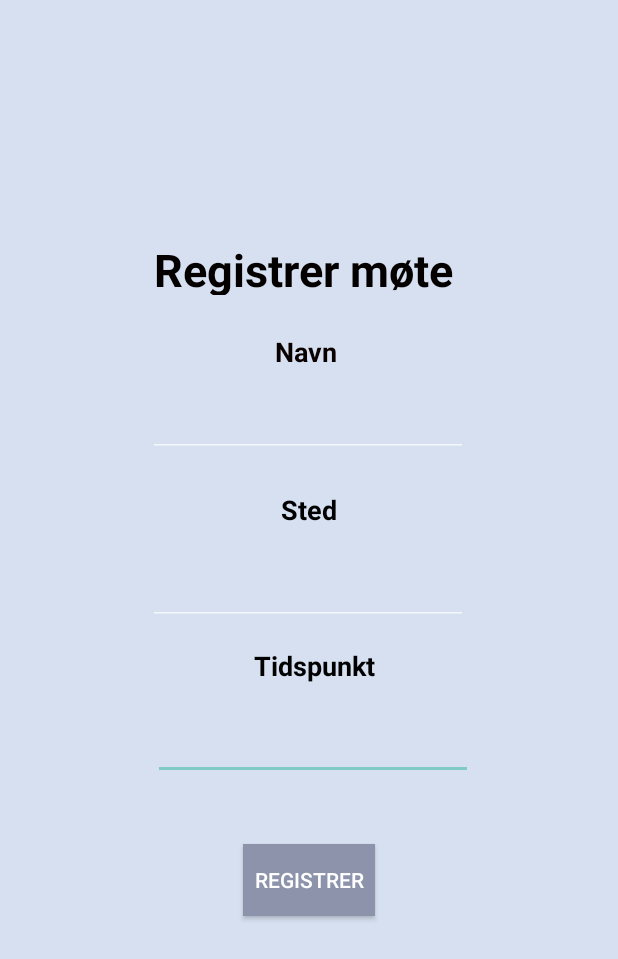
After one commit to synneangell/Android-Meetingbooker, an Android app: the Registrer_Mote screen opened directly, with no data from a screen before it, on a phone screen of 412 x 824 dp. The commit adds this screen. Shown: the top 959 px of the screen. Run offline under Robolectric (Android 15) with nearby library versions, the phone set to English and light mode, and no system bars.

Commit message:
Registrer møte og knapp

```diff
--- a/app/build.gradle
+++ b/app/build.gradle
@@ -26,6 +26,7 @@ dependencies {
     implementation fileTree(dir: "libs", include: ["*.jar"])
     implementation 'androidx.appcompat:appcompat:1.2.0'
     implementation 'androidx.constraintlayout:constraintlayout:2.0.1'
+    implementation 'com.google.android.material:material:1.2.0'
     testImplementation 'junit:junit:4.12'
     androidTestImplementation 'androidx.test.ext:junit:1.1.2'
     androidTestImplementation 'androidx.test.espresso:espresso-core:3.3.0'
--- a/app/src/main/AndroidManifest.xml
+++ b/app/src/main/AndroidManifest.xml
@@ -20,6 +20,8 @@
         </activity>
         <activity android:name=".Aktivitet_MoteInnhold">
         </activity>
+        <activity android:name=".Registrer_Mote">
+        </activity>
     </application>
 
 </manifest>
--- a/app/src/main/java/com/example/s331153s333975mappe2/Fragment_MoteInnhold.java
+++ b/app/src/main/java/com/example/s331153s333975mappe2/Fragment_MoteInnhold.java
@@ -27,7 +27,7 @@ public class Fragment_MoteInnhold extends Fragment {
         if(moteInnholdVindu != null){
             WebView mote = (WebView) moteInnholdVindu.findViewById(R.id.innholdMote);
             File imgFile = new File("file:///android_asset/" + scriptnavn);
-            mote.loadUrl("file:///android_assets/" + scriptnavn);
+            mote.loadUrl("file:///android_asset/" + scriptnavn);
         }
         return moteInnholdVindu;
     }
--- /dev/null
+++ b/app/src/main/java/com/example/s331153s333975mappe2/Registrer_Mote.java
@@ -0,0 +1,24 @@
+package com.example.s331153s333975mappe2;
+
+import android.os.Bundle;
+import android.util.Log;
+import android.widget.EditText;
+
+import androidx.appcompat.app.AppCompatActivity;
+
+public class Registrer_Mote extends AppCompatActivity {
+    EditText navn, sted, tidspunkt;
+
+    @Override
+    protected void onCreate(Bundle savedInstanceState) {
+        super.onCreate(savedInstanceState);
+        setContentView(R.layout.registrer_mote);
+
+        navn = (EditText) findViewById(R.id.txtNavnMote);
+        sted = (EditText) findViewById(R.id.txtSted);
+        tidspunkt = (EditText) findViewById(R.id.txtTidspunkt);
+
+        String MoteNavn = navn.getText().toString();
+
+    }
+}
--- /dev/null
+++ b/app/src/main/res/layout-land/innhold_kontakter_layout.xml
@@ -0,0 +1,6 @@
+<?xml version="1.0" encoding="utf-8"?>
+<androidx.constraintlayout.widget.ConstraintLayout
+    xmlns:android="http://schemas.android.com/apk/res/android" android:layout_width="match_parent"
+    android:layout_height="match_parent">
+
+</androidx.constraintlayout.widget.ConstraintLayout>
--- /dev/null
+++ b/app/src/main/res/layout-land/liste_kontakter_layout.xml
@@ -0,0 +1,6 @@
+<?xml version="1.0" encoding="utf-8"?>
+<androidx.constraintlayout.widget.ConstraintLayout
+    xmlns:android="http://schemas.android.com/apk/res/android" android:layout_width="match_parent"
+    android:layout_height="match_parent">
+
+</androidx.constraintlayout.widget.ConstraintLayout>
--- /dev/null
+++ b/app/src/main/res/layout-land/registrer_kontakter.xml
@@ -0,0 +1,6 @@
+<?xml version="1.0" encoding="utf-8"?>
+<LinearLayout xmlns:android="http://schemas.android.com/apk/res/android"
+    android:layout_width="match_parent"
+    android:layout_height="match_parent">
+
+</LinearLayout>
--- /dev/null
+++ b/app/src/main/res/layout-land/registrer_mote.xml
@@ -0,0 +1,6 @@
+<?xml version="1.0" encoding="utf-8"?>
+<LinearLayout xmlns:android="http://schemas.android.com/apk/res/android"
+    android:layout_width="match_parent"
+    android:layout_height="match_parent">
+
+</LinearLayout>
--- /dev/null
+++ b/app/src/main/res/layout/registrer_kontakter.xml
@@ -0,0 +1,6 @@
+<?xml version="1.0" encoding="utf-8"?>
+<LinearLayout xmlns:android="http://schemas.android.com/apk/res/android"
+    android:layout_width="match_parent"
+    android:layout_height="match_parent">
+
+</LinearLayout>
--- /dev/null
+++ b/app/src/main/res/layout/registrer_mote.xml
@@ -0,0 +1,138 @@
+<?xml version="1.0" encoding="utf-8"?>
+<androidx.constraintlayout.widget.ConstraintLayout xmlns:android="http://schemas.android.com/apk/res/android"
+    xmlns:app="http://schemas.android.com/apk/res-auto"
+    xmlns:tools="http://schemas.android.com/tools"
+    android:layout_width="match_parent"
+    android:layout_height="match_parent"
+    android:background="@color/bakgrunn">
+
+    <EditText
+        android:id="@+id/txtTidspunkt"
+        android:layout_width="wrap_content"
+        android:layout_height="wrap_content"
+        android:layout_marginStart="103dp"
+        android:layout_marginTop="428dp"
+        android:layout_marginEnd="98dp"
+        android:layout_marginBottom="258dp"
+        android:ems="10"
+        android:inputType="textPersonName"
+        app:layout_constraintBottom_toBottomOf="parent"
+        app:layout_constraintEnd_toEndOf="parent"
+        app:layout_constraintStart_toStartOf="parent"
+        app:layout_constraintTop_toTopOf="parent" />
+
+    <TextView
+        android:id="@+id/textView4"
+        android:layout_width="wrap_content"
+        android:layout_height="wrap_content"
+        android:layout_marginStart="169dp"
+        android:layout_marginTop="385dp"
+        android:layout_marginEnd="162dp"
+        android:layout_marginBottom="322dp"
+        android:text="@string/tidspunkt"
+        android:textColor="#000000"
+        android:textSize="18sp"
+        android:textStyle="bold"
+        app:layout_constraintBottom_toBottomOf="parent"
+        app:layout_constraintEnd_toEndOf="parent"
+        app:layout_constraintStart_toStartOf="parent"
+        app:layout_constraintTop_toTopOf="parent" />
+
+    <TextView
+        android:id="@+id/textView"
+        android:layout_width="205dp"
+        android:layout_height="37dp"
+        android:layout_marginStart="84dp"
+        android:layout_marginTop="112dp"
+        android:layout_marginEnd="85dp"
+        android:layout_marginBottom="580dp"
+        android:layout_weight="1"
+        android:text="@string/moteRegistrering"
+        android:textColor="#040000"
+        android:textSize="30sp"
+        android:textStyle="bold"
+        app:layout_constraintBottom_toBottomOf="parent"
+        app:layout_constraintEnd_toEndOf="parent"
+        app:layout_constraintStart_toStartOf="parent"
+        app:layout_constraintTop_toTopOf="parent" />
+
+    <TextView
+        android:id="@+id/textView2"
+        android:layout_width="45dp"
+        android:layout_height="22dp"
+        android:layout_marginStart="183dp"
+        android:layout_marginTop="175dp"
+        android:layout_marginEnd="183dp"
+        android:layout_marginBottom="534dp"
+        android:text="@string/navn"
+        android:textColor="#0B0000"
+        android:textSize="18sp"
+        android:textStyle="bold"
+        app:layout_constraintBottom_toBottomOf="parent"
+        app:layout_constraintEnd_toEndOf="parent"
+        app:layout_constraintStart_toStartOf="parent"
+        app:layout_constraintTop_toTopOf="parent" />
+
+    <TextView
+        android:id="@+id/textView3"
+        android:layout_width="wrap_content"
+        android:layout_height="wrap_content"
+        android:layout_marginStart="187dp"
+        android:layout_marginTop="281dp"
+        android:layout_marginEnd="187dp"
+        android:layout_marginBottom="426dp"
+        android:text="@string/sted"
+        android:textColor="#000000"
+        android:textSize="18sp"
+        android:textStyle="bold"
+        app:layout_constraintBottom_toBottomOf="parent"
+        app:layout_constraintEnd_toEndOf="parent"
+        app:layout_constraintStart_toStartOf="parent"
+        app:layout_constraintTop_toTopOf="parent" />
+
+    <EditText
+        android:id="@+id/txtNavnMote"
+        android:layout_width="wrap_content"
+        android:layout_height="wrap_content"
+        android:layout_marginStart="100dp"
+        android:layout_marginTop="213dp"
+        android:layout_marginEnd="101dp"
+        android:layout_marginBottom="473dp"
+        android:ems="10"
+        android:inputType="textPersonName"
+        app:layout_constraintBottom_toBottomOf="parent"
+        app:layout_constraintEnd_toEndOf="parent"
+        app:layout_constraintStart_toStartOf="parent"
+        app:layout_constraintTop_toTopOf="parent" />
+
+    <EditText
+        android:id="@+id/txtSted"
+        android:layout_width="wrap_content"
+        android:layout_height="wrap_content"
+        android:layout_marginStart="100dp"
+        android:layout_marginTop="325dp"
+        android:layout_marginEnd="101dp"
+        android:layout_marginBottom="361dp"
+        android:ems="10"
+        android:inputType="textPersonName"
+        app:layout_constraintBottom_toBottomOf="parent"
+        app:layout_constraintEnd_toEndOf="parent"
+        app:layout_constraintStart_toStartOf="parent"
+        app:layout_constraintTop_toTopOf="parent" />
+
+    <Button
+        android:id="@+id/btnRegKontakt"
+        android:onClick="btnRegMote"
+        android:layout_width="wrap_content"
+        android:layout_height="wrap_content"
+        android:layout_marginStart="161dp"
+        android:layout_marginTop="516dp"
+        android:layout_marginEnd="162dp"
+        android:layout_marginBottom="167dp"
+        android:background="@color/knapp"
+        android:text="@string/registrer"
+        app:layout_constraintBottom_toBottomOf="parent"
+        app:layout_constraintEnd_toEndOf="parent"
+        app:layout_constraintStart_toStartOf="parent"
+        app:layout_constraintTop_toTopOf="parent" />
+</androidx.constraintlayout.widget.ConstraintLayout>
--- a/app/src/main/res/values/colors.xml
+++ b/app/src/main/res/values/colors.xml
@@ -5,4 +5,5 @@
     <color name="colorAccent">#03DAC5</color>
     <color name="bakgrunn">#d6e0f0</color>
     <color name="toolbar">#393b44</color>
+    <color name="knapp">#8d93ab</color>
 </resources>
--- /dev/null
+++ b/app/src/main/res/values/diamens.xml
@@ -0,0 +1,4 @@
+<?xml version="1.0" encoding="utf-8"?>
+<resources>
+    <dimen name="fab_margin">16dp</dimen>
+</resources>
--- a/app/src/main/res/values/strings.xml
+++ b/app/src/main/res/values/strings.xml
@@ -3,15 +3,10 @@
     <string name="moteRegistrering">Registrer møte</string>
     <string name="kontaktRegistrering">Registrer kontakt</string>
     <string name="navn">Navn</string>
-    <string name="txtNavn"></string>
     <string name="telefon">Telefon</string>
-    <string name="txtTelefon"></string>
     <string name="tidspunkt">Tidspunkt</string>
-    <string name="txtTidspunkt"></string>
     <string name="sted">Sted</string>
-    <string name="txtSted"></string>
     <string name="type">Type</string>
-    <string name="txtType"></string>
     <string name="registrer">Registrer</string>
     <string name="mote">Møte</string>
     <string name="kontakter">Kontakter</string>
```
Also changed, not shown: app/src/main/java/com/example/s331153s333975mappe2/Aktivitet_Mote.java (+13 -0 lines), app/src/main/res/layout-land/innhold_mote_layout.xml (added, +13 -0 lines), app/src/main/res/layout-land/liste_mote_layout.xml (added, +13 -0 lines), app/src/main/res/layout/mote.xml (+9 -0 lines).
